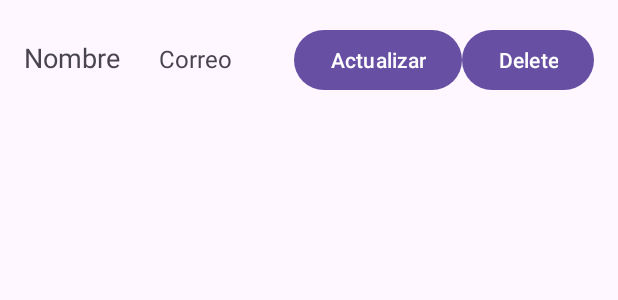
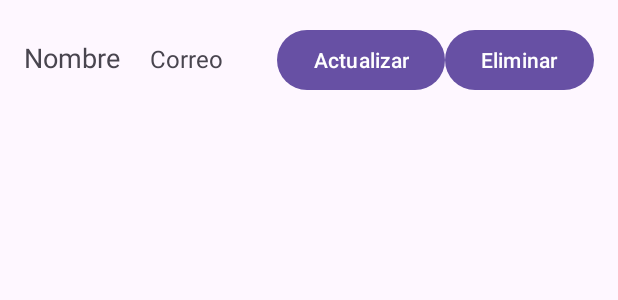
Before and after one commit to Mikz3L/PetPal, an Android app: the layout item_user.xml on its own in the app's theme, with its tools: preview values and no code run, on a phone screen of 412 x 824 dp. Shown: the top 300 px of the screen. Run offline under Robolectric (Android 15) with nearby library versions, the phone set to English and light mode, and no system bars.

Commit message:
Initial Commit

```diff
--- a/app/src/main/res/layout/activity_user_list.xml
+++ b/app/src/main/res/layout/activity_user_list.xml
@@ -15,7 +15,7 @@
         app:layout_constraintTop_toTopOf="parent"
         app:layout_constraintStart_toStartOf="parent"
         app:layout_constraintEnd_toEndOf="parent"
-        app:title="User List"
+        app:title="Lista de Usuarios"
         app:titleTextColor="@android:color/white" />
 
     <androidx.recyclerview.widget.RecyclerView
@@ -28,7 +28,4 @@
         app:layout_constraintEnd_toEndOf="parent"
         android:padding="8dp" />
 
-
-
-
 </androidx.constraintlayout.widget.ConstraintLayout>
--- a/app/src/main/res/layout/item_user.xml
+++ b/app/src/main/res/layout/item_user.xml
@@ -31,6 +31,6 @@
         android:id="@+id/buttonDelete"
         android:layout_width="wrap_content"
         android:layout_height="wrap_content"
-        android:text="Delete" />
+        android:text="Eliminar" />
 
 </LinearLayout>
```
